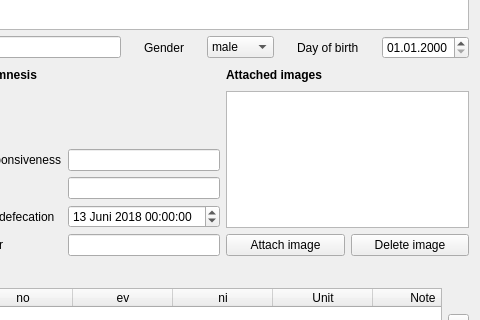
The window that src/gui/messages/createmessagedialog.ui (Awesome-Technologies/ampcare-desktop) describes before a commit, drawn with Qt 5; both pictures show x 539 to 1019 and y 211 to 531 of the 1019 by 666 pixel window.
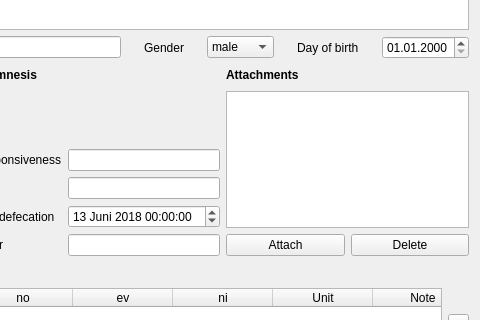
The same window after the commit. Icons and pictures are not drawn.

```diff
--- a/src/gui/messages/createmessagedialog.ui
+++ b/src/gui/messages/createmessagedialog.ui
@@ -795,7 +795,7 @@
             <locale language="German" country="Germany"/>
            </property>
            <property name="text">
-            <string>Attached images</string>
+            <string>Attachments</string>
            </property>
           </widget>
          </item>
@@ -829,7 +829,7 @@
             <locale language="German" country="Germany"/>
            </property>
            <property name="text">
-            <string>Attach image</string>
+            <string>Attach</string>
            </property>
           </widget>
          </item>
@@ -839,7 +839,7 @@
             <locale language="German" country="Germany"/>
            </property>
            <property name="text">
-            <string>Delete image</string>
+            <string>Delete</string>
            </property>
           </widget>
          </item>
```
Left out of the diff: 12 changed lines with no effect on the pictures.
